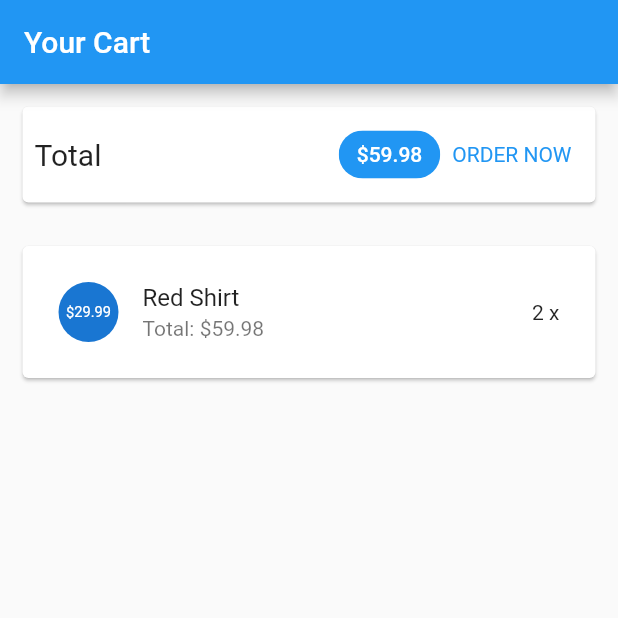
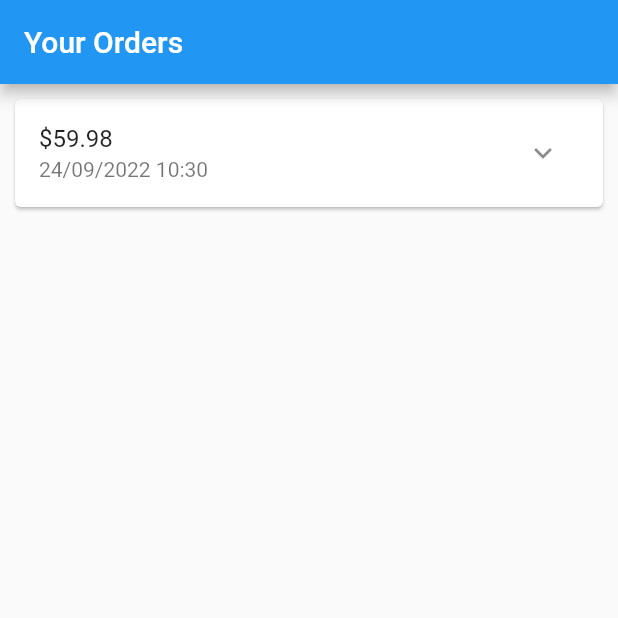
Before and after one commit to ThuyNguyen99/B1910151-thuy, a Flutter app: the screen it shows after launch, on a phone screen of 412 x 824 dp, the top half of it. Run offline on Flutter 3.47's test engine with Material 2 defaults, Android fonts, the phone set to English and light mode, and no system bars.

Commit message:
Xay dung trang cac dat hang

```diff
--- a/lib/main.dart
+++ b/lib/main.dart
@@ -4,6 +4,7 @@ import 'ui/products/product_detail_screen.dart';
 import 'ui/products/product_overview_screen.dart';
 import 'ui/products/user_products_screen.dart';
 import 'ui/cart/cart_screen.dart';
+import 'ui/orders/orders_screen.dart';
 
 void main() {
   runApp(const MyApp());
@@ -30,7 +31,7 @@ class MyApp extends StatelessWidget {
         primarySwatch: Colors.blue,
       ),
       home: const SafeArea(
-        child: CartScreen(),
+        child: OrdersScreen(),
       ),
     );
   }
--- /dev/null
+++ b/lib/models/order_item.dart
@@ -0,0 +1,33 @@
+import 'cart_item.dart';
+
+class OrderItem{
+  final String? id;
+  final double amount;
+  final List<CartItem> products;
+  final DateTime dateTime;
+
+  int get productCount {
+    return products.length;
+  }
+
+  OrderItem ({
+    this.id,
+    required this.amount,
+    required this.products,
+    DateTime? dateTime,
+  }) : dateTime = dateTime ?? DateTime.now();
+
+  OrderItem copyWith({
+    String? id,
+    double? amount,
+    List<CartItem>? products,
+    DateTime? dateTime,
+  }) {
+    return OrderItem(
+      id: id ?? this.id,
+      amount: amount ?? this.amount,
+      products: products ?? this.products,
+      dateTime: dateTime ?? this.dateTime,
+    );
+  }
+}
--- /dev/null
+++ b/lib/ui/orders/order_item_card.dart
@@ -0,0 +1,82 @@
+
+import 'dart:math';
+
+import 'package:flutter/material.dart';
+import 'package:intl/intl.dart';
+
+import '../../models/order_item.dart';
+
+class OrderItemCard extends StatefulWidget{
+  final OrderItem order;
+
+  const OrderItemCard(this.order, {super.key});
+
+  @override
+  State<OrderItemCard> createState() => _OrderItemCardState();
+}
+
+class _OrderItemCardState extends State<OrderItemCard>{
+  var _expanded = false;
+
+  @override
+  Widget build(BuildContext context){
+    return Card(
+      margin: const EdgeInsets.all(10),
+      child:  Column(
+        children: <Widget>[
+          buildOrderSummary(),
+          if (_expanded) buildOrderDetails()
+        ],
+      ),
+    );
+  }
+
+  Widget buildOrderDetails(){
+    return Container(
+      padding: const EdgeInsets.symmetric(horizontal: 15, vertical: 4),
+      height: min(widget.order.productCount * 20.0 + 10, 100),
+      child: ListView(
+        children: widget.order.products
+          .map(
+            (prod) => Row(
+              mainAxisAlignment: MainAxisAlignment.spaceBetween,
+              children: <Widget>[
+                Text(
+                  prod.title,
+                  style: const TextStyle(
+                    fontSize: 18,
+                    fontWeight: FontWeight.bold,
+                  ),
+                ),
+                Text(
+                  '${prod.quantity}x \$${prod.price}',
+                  style: const TextStyle(
+                    fontSize: 18,
+                    color: Colors.grey,
+                  ),
+                )
+              ],
+            ),
+          )
+          .toList(),
+      ),
+    );
+  }
+
+  Widget buildOrderSummary(){
+    return ListTile(
+      title: Text('\$${widget.order.amount}'),
+      subtitle: Text(
+        DateFormat('dd/MM/yyyy hh:mm').format(widget.order.dateTime),
+      ),
+      trailing: IconButton(
+        icon: Icon(_expanded ? Icons.expand_less : Icons.expand_more),
+        onPressed: () {
+          setState(() {
+            _expanded = !_expanded;
+          });
+        },
+      ),
+    );
+  }
+}
--- /dev/null
+++ b/lib/ui/orders/order_manager.dart
@@ -0,0 +1,29 @@
+import 'package:flutter/cupertino.dart';
+
+import '../../models/cart_item.dart';
+import '../../models/order_item.dart';
+
+class OrdersManager with ChangeNotifier {
+  final List <OrderItem> _orders = [
+    OrderItem(
+      id: 'o1',
+      amount: 59.98,
+      products: [
+        CartItem(
+          id: 'c1',
+          title: 'Red Shirt',
+          price: 29.99,
+          quantity: 2,
+        )
+      ],
+      dateTime: DateTime.now(),
+    )
+  ];
+
+  int get orderCount {
+    return _orders.length;
+  }
+  List<OrderItem> get orders {
+    return [..._orders];
+  }
+}
--- /dev/null
+++ b/lib/ui/orders/orders_screen.dart
@@ -0,0 +1,23 @@
+import 'package:flutter/material.dart';
+
+import 'order_manager.dart';
+import 'order_item_card.dart';
+
+class OrdersScreen extends StatelessWidget {
+  const OrdersScreen({super.key});
+
+  @override
+  Widget build(BuildContext context){
+    print('building orders');
+    final ordersManager = OrdersManager();
+    return Scaffold(
+      appBar: AppBar(
+        title: const Text('Your Orders'),
+      ),
+      body: ListView.builder(
+        itemCount: ordersManager.orderCount,
+        itemBuilder: (ctx, i) => OrderItemCard(ordersManager.orders[i]),
+      ),
+    );
+  }
+}
--- a/pubspec.yaml
+++ b/pubspec.yaml
@@ -29,6 +29,7 @@ environment:
 dependencies:
   flutter:
     sdk: flutter
+  intl: ^0.17.0
 
 
   # The following adds the Cupertino Icons font to your application.
```
Also changed, not shown: pubspec.lock.
